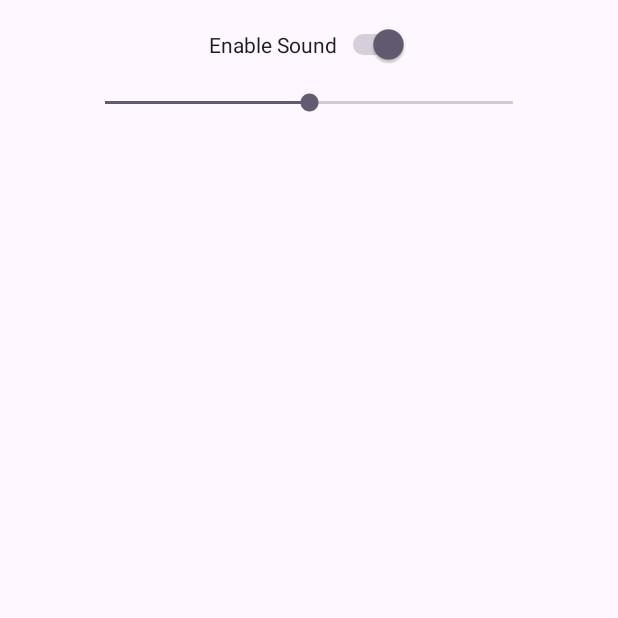
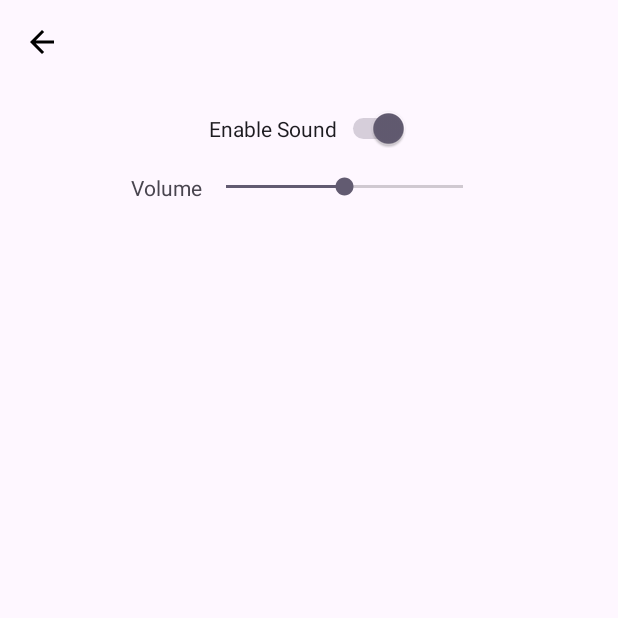
Before and after one commit to thatcherclough/Boppin-It, an Android app: the screen it shows after launch (SettingsActivity), after a tap on "Settings", on a phone screen of 412 x 824 dp, the top half of it. Run offline under Robolectric (Android 15) with nearby library versions, the phone set to English and light mode, and no system bars.

Commit message:
Music
Music is working and can settings can adjust its volume and turn it off.

```diff
--- /dev/null
+++ b/app/src/main/java/com/cs407/boppinit/AudioManager.kt
@@ -0,0 +1,71 @@
+package com.cs407.boppinit
+
+import android.content.Context
+import android.content.SharedPreferences
+import android.media.MediaPlayer
+import android.media.SoundPool
+import android.net.Uri
+import androidx.preference.PreferenceManager
+
+object AudioManager {
+    private lateinit var soundPool: SoundPool
+    private lateinit var mediaPlayer: MediaPlayer
+    private lateinit var sharedPreferences: SharedPreferences
+    private var alarmClockSoundId: Int = 0
+    private var incorrectSoundId: Int = 0
+    private var successSoundId: Int = 0
+
+    fun initialize(context: Context) {
+        soundPool = SoundPool.Builder().setMaxStreams(10).build()
+        mediaPlayer = MediaPlayer()
+        sharedPreferences = PreferenceManager.getDefaultSharedPreferences(context)
+
+        // Load sound effects
+        alarmClockSoundId = soundPool.load(context, R.raw.alarmclock_fiveseconds, 1)
+        incorrectSoundId = soundPool.load(context, R.raw.incorrect, 1)
+        successSoundId = soundPool.load(context, R.raw.success, 1)
+
+        // Load music
+        val musicUri = Uri.parse("android.resource://${context.packageName}/${R.raw.gamemusic}")
+        mediaPlayer.setDataSource(context, musicUri)
+        mediaPlayer.prepare()
+        mediaPlayer.isLooping = true
+
+        // Apply saved volume settings
+        applyVolumeSettings()
+    }
+
+    fun playAlarmClockSound() {
+        playSoundEffect(alarmClockSoundId)
+    }
+
+    fun playIncorrectSound() {
+        playSoundEffect(incorrectSoundId)
+    }
+
+    fun playSuccessSound() {
+        playSoundEffect(successSoundId)
+    }
+
+    private fun playSoundEffect(soundId: Int) {
+        if (sharedPreferences.getBoolean("sound_enabled", true)) {
+            val volume = sharedPreferences.getInt("volume", 50) / 100f
+            soundPool.play(soundId, volume, volume, 1, 0, 1f)
+        }
+    }
+
+    fun playMusic() {
+        if (sharedPreferences.getBoolean("sound_enabled", true)) {
+            mediaPlayer.start()
+        }
+    }
+
+    fun stopMusic() {
+        mediaPlayer.pause()
+    }
+
+    fun applyVolumeSettings() {
+        val volume = sharedPreferences.getInt("volume", 50) / 100f
+        mediaPlayer.setVolume(volume, volume)
+    }
+}
--- a/app/src/main/java/com/cs407/boppinit/MainActivity.kt
+++ b/app/src/main/java/com/cs407/boppinit/MainActivity.kt
@@ -32,6 +32,12 @@ class MainActivity : AppCompatActivity() {
 
         setupClickListeners()
         setupToggleGroups()
+
+        // Initialize audio manager
+        AudioManager.initialize(this)
+
+        // Play music
+        AudioManager.playMusic()
     }
 
     private fun setupClickListeners() {
@@ -122,4 +128,9 @@ class MainActivity : AppCompatActivity() {
             startActivity(intent)
         }
     }
+
+    override fun onDestroy() {
+        super.onDestroy()
+        AudioManager.stopMusic()
+    }
 }
--- a/app/src/main/java/com/cs407/boppinit/SettingsActivity.kt
+++ b/app/src/main/java/com/cs407/boppinit/SettingsActivity.kt
@@ -30,12 +30,18 @@ class SettingsActivity : AppCompatActivity() {
         // Set a listener to save the sound setting
         binding.switchSound.setOnCheckedChangeListener { _, isChecked ->
             sharedPreferences.edit().putBoolean("sound_enabled", isChecked).apply()
+            if (isChecked) {
+                AudioManager.playMusic()
+            } else {
+                AudioManager.stopMusic()
+            }
         }
 
         // Set a listener to save the volume setting
         binding.seekBarVolume.setOnSeekBarChangeListener(object : SeekBar.OnSeekBarChangeListener {
             override fun onProgressChanged(seekBar: SeekBar?, progress: Int, fromUser: Boolean) {
                 sharedPreferences.edit().putInt("volume", progress).apply()
+                AudioManager.applyVolumeSettings()
             }
 
             override fun onStartTrackingTouch(seekBar: SeekBar?) {
@@ -46,5 +52,10 @@ class SettingsActivity : AppCompatActivity() {
                 // Do nothing
             }
         })
+
+        // Set a listener for the back button
+        binding.btnBack.setOnClickListener {
+            finish()
+        }
     }
 }
--- a/app/src/main/res/layout/activity_settings.xml
+++ b/app/src/main/res/layout/activity_settings.xml
@@ -1,18 +1,38 @@
-<?xml version="1.0" encoding="utf-8"?>
 <androidx.constraintlayout.widget.ConstraintLayout xmlns:android="http://schemas.android.com/apk/res/android"
     xmlns:app="http://schemas.android.com/apk/res-auto"
     android:layout_width="match_parent"
     android:layout_height="match_parent"
     android:padding="16dp">
 
+    <ImageButton
+        android:id="@+id/btnBack"
+        android:layout_width="wrap_content"
+        android:layout_height="wrap_content"
+        android:background="?attr/selectableItemBackgroundBorderless"
+        android:src="@drawable/ic_back"
+        app:layout_constraintTop_toTopOf="parent"
+        app:layout_constraintStart_toStartOf="parent" />
+
     <Switch
         android:id="@+id/switchSound"
         android:layout_width="wrap_content"
         android:layout_height="wrap_content"
         android:text="Enable Sound"
-        app:layout_constraintTop_toTopOf="parent"
+        app:layout_constraintTop_toBottomOf="@id/btnBack"
         app:layout_constraintStart_toStartOf="parent"
-        app:layout_constraintEnd_toEndOf="parent" />
+        app:layout_constraintEnd_toEndOf="parent"
+        android:layout_marginTop="32dp" />
+
+    <TextView
+        android:id="@+id/textVolume"
+        android:layout_width="wrap_content"
+        android:layout_height="wrap_content"
+        android:text="Volume"
+        android:layout_marginTop="16dp"
+        app:layout_constraintTop_toBottomOf="@id/switchSound"
+        app:layout_constraintStart_toStartOf="parent"
+        app:layout_constraintEnd_toStartOf="@id/seekBarVolume"
+        app:layout_constraintHorizontal_chainStyle="packed" />
 
     <SeekBar
         android:id="@+id/seekBarVolume"
@@ -21,7 +41,7 @@
         android:max="100"
         android:layout_marginTop="16dp"
         app:layout_constraintTop_toBottomOf="@id/switchSound"
-        app:layout_constraintStart_toStartOf="@id/switchSound"
-        app:layout_constraintEnd_toEndOf="@id/switchSound"
-        app:layout_constraintWidth_percent="0.8" />
+        app:layout_constraintStart_toEndOf="@id/textVolume"
+        app:layout_constraintEnd_toEndOf="parent"
+        app:layout_constraintWidth_percent="0.5" />
 </androidx.constraintlayout.widget.ConstraintLayout>
```
Also changed, not shown: 4 other files.
